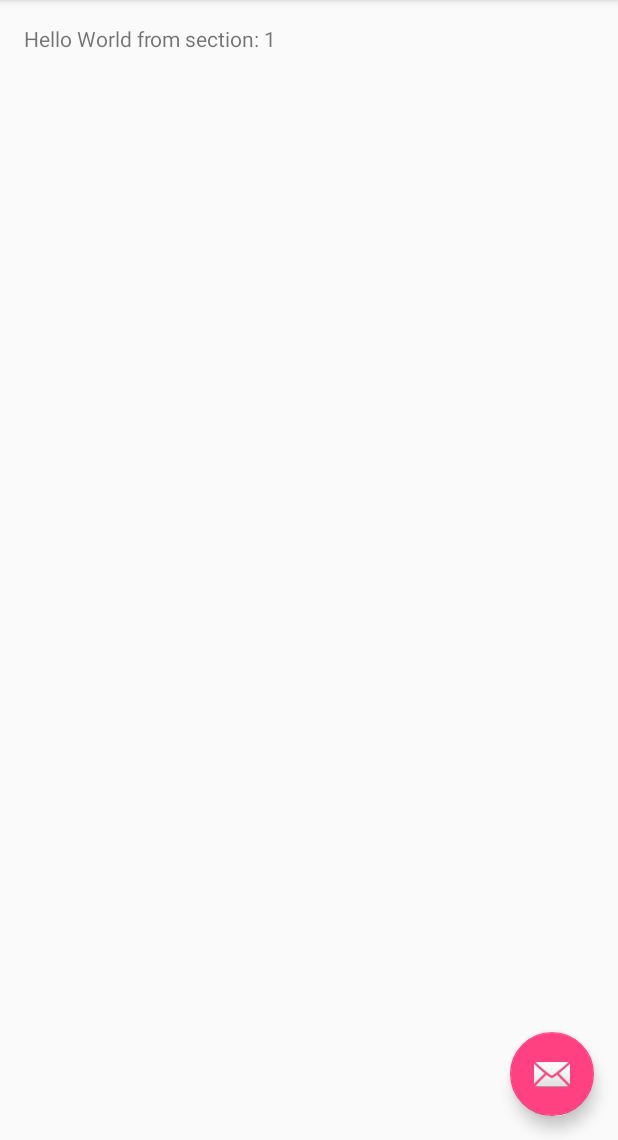
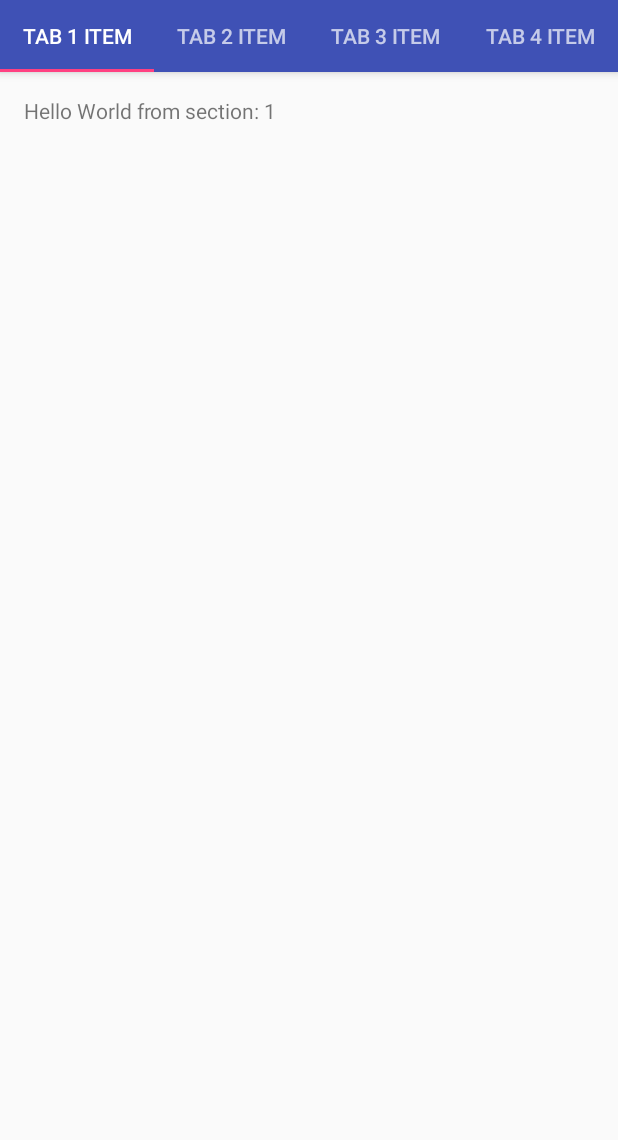
Before and after one commit to jesustrejo10/infinite-scroll-example, an Android app: the screen it shows after launch (TabActivity), on a phone screen of 412 x 824 dp, the part 96-1236 px from its top. Run offline under Robolectric (Android 15) with nearby library versions, the phone set to English and light mode, and no system bars.

Commit message:
Implementing tab layout working with the view pager. Using dummy fragments.

```diff
--- a/app/src/main/java/com/jesustrejo10/infinitescrollexample/TabActivity.kt
+++ b/app/src/main/java/com/jesustrejo10/infinitescrollexample/TabActivity.kt
@@ -1,19 +1,12 @@
 package com.jesustrejo10.infinitescrollexample
 
-import android.support.design.widget.Snackbar
-import android.support.v7.app.AppCompatActivity
-
+import android.os.Bundle
+import android.support.design.widget.TabLayout
 import android.support.v4.app.Fragment
 import android.support.v4.app.FragmentManager
 import android.support.v4.app.FragmentPagerAdapter
-import android.support.v4.view.ViewPager
-import android.os.Bundle
-import android.view.LayoutInflater
-import android.view.Menu
-import android.view.MenuItem
-import android.view.View
-import android.view.ViewGroup
-
+import android.support.v7.app.AppCompatActivity
+import android.view.*
 import kotlinx.android.synthetic.main.activity_tab.*
 import kotlinx.android.synthetic.main.fragment_tab.view.*
 
@@ -40,14 +33,40 @@ class TabActivity : AppCompatActivity() {
 
 		// Set up the ViewPager with the sections adapter.
 		container.adapter = mSectionsPagerAdapter
-
-		fab.setOnClickListener { view ->
-			Snackbar.make(view, "Replace with your own action", Snackbar.LENGTH_LONG)
-				.setAction("Action", null).show()
-		}
+		configureTabLayout()
 
 	}
 
+
+	private fun configureTabLayout() {
+
+		tabLayout.addTab(tabLayout.newTab().setText("Tab 1 Item"))
+		tabLayout.addTab(tabLayout.newTab().setText("Tab 2 Item"))
+		tabLayout.addTab(tabLayout.newTab().setText("Tab 3 Item"))
+		tabLayout.addTab(tabLayout.newTab().setText("Tab 4 Item"))
+
+		val adapter = TabPagerAdapter(supportFragmentManager,
+			tabLayout.tabCount)
+		container.adapter = adapter
+
+		container.addOnPageChangeListener(
+			TabLayout.TabLayoutOnPageChangeListener(tabLayout))
+		tabLayout.addOnTabSelectedListener(object :
+			TabLayout.OnTabSelectedListener {
+			override fun onTabSelected(tab: TabLayout.Tab) {
+				container.currentItem = tab.position
+			}
+
+			override fun onTabUnselected(tab: TabLayout.Tab) {
+
+			}
+
+			override fun onTabReselected(tab: TabLayout.Tab) {
+
+			}
+
+		})
+	}
 
 	override fun onCreateOptionsMenu(menu: Menu): Boolean {
 		// Inflate the menu; this adds items to the action bar if it is present.
--- /dev/null
+++ b/app/src/main/java/com/jesustrejo10/infinitescrollexample/TabPagerAdapter.kt
@@ -0,0 +1,27 @@
+package com.jesustrejo10.infinitescrollexample
+
+import android.support.v4.app.Fragment
+import android.support.v4.app.FragmentManager
+import android.support.v4.app.FragmentPagerAdapter
+
+/**
+ * @author Jesus Trejo on 4/19/19.
+ */
+class TabPagerAdapter(fm: FragmentManager, private var tabCount: Int) :
+	FragmentPagerAdapter(fm) {
+
+	override fun getItem(position: Int): Fragment? {
+
+		when (position) {
+			0 -> return TabActivity.PlaceholderFragment.newInstance(1)
+			1 -> return TabActivity.PlaceholderFragment.newInstance(2)
+			2 -> return TabActivity.PlaceholderFragment.newInstance(3)
+			3 -> return TabActivity.PlaceholderFragment.newInstance(4)
+			else -> return null
+		}
+	}
+
+	override fun getCount(): Int {
+		return tabCount
+	}
+}
--- a/app/src/main/res/layout/activity_tab.xml
+++ b/app/src/main/res/layout/activity_tab.xml
@@ -27,6 +27,13 @@
 
         </android.support.v7.widget.Toolbar>
 
+        <android.support.design.widget.TabLayout
+            android:id="@+id/tabLayout"
+            android:layout_width="match_parent"
+            android:layout_height="wrap_content"
+            app:tabMode="fixed"
+            app:tabGravity="fill"/>
+
     </android.support.design.widget.AppBarLayout>
 
     <android.support.v4.view.ViewPager
@@ -35,12 +42,5 @@
         android:layout_height="match_parent"
         app:layout_behavior="@string/appbar_scrolling_view_behavior" />
 
-    <android.support.design.widget.FloatingActionButton
-        android:id="@+id/fab"
-        android:layout_width="wrap_content"
-        android:layout_height="wrap_content"
-        android:layout_gravity="end|bottom"
-        android:layout_margin="@dimen/fab_margin"
-        app:srcCompat="@android:drawable/ic_dialog_email" />
 
 </android.support.design.widget.CoordinatorLayout>
```
